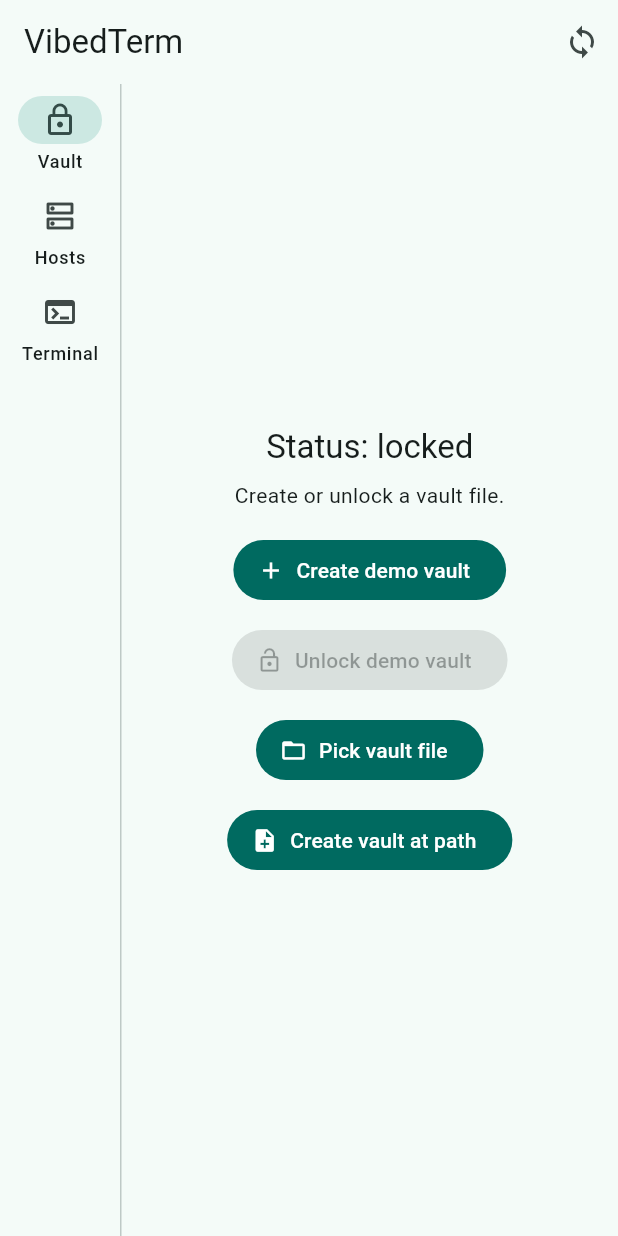
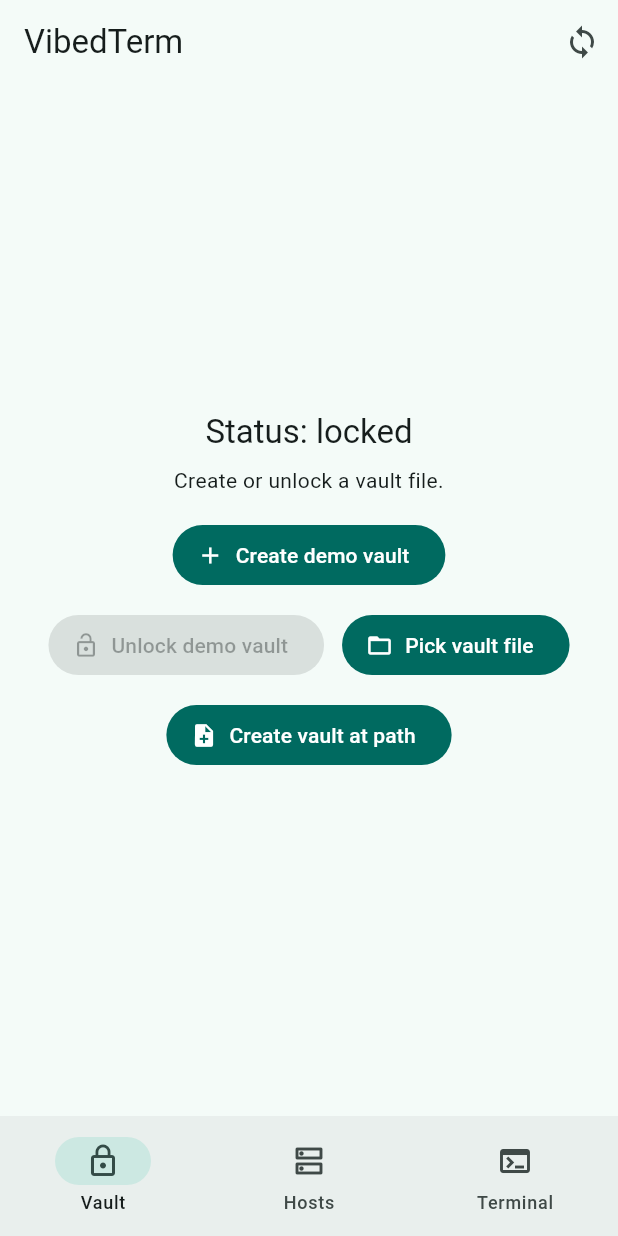
Before and after one commit to sprobst76/vibedterm, a Flutter app: the screen it shows after launch, on a phone screen of 412 x 824 dp. Run offline on Flutter 3.47's test engine with Material 3 defaults, Android fonts, the phone set to English and light mode, and no system bars; our stand-ins replace file_picker, flutter_secure_storage, shared_preferences; missing offline and left inert: cryptography, dartssh2, xterm.

```diff
--- a/apps/ssh_client_app/lib/main.dart
+++ b/apps/ssh_client_app/lib/main.dart
@@ -70,6 +70,7 @@ class _HomeShellState extends State<HomeShell> {
 
   @override
   Widget build(BuildContext context) {
+    final isWide = MediaQuery.of(context).size.width >= 700;
     return ValueListenableBuilder<VaultState>(
       valueListenable: _vaultService.state,
       builder: (context, state, child) {
@@ -91,7 +92,8 @@ class _HomeShellState extends State<HomeShell> {
               ),
             ],
           ),
-          body: Row(
+          body: isWide
+              ? Row(
                   children: [
                     NavigationRail(
                       selectedIndex: _index,
@@ -107,20 +109,37 @@ class _HomeShellState extends State<HomeShell> {
                           .toList(),
                     ),
                     const VerticalDivider(width: 1),
-              Expanded(
-                child: IndexedStack(
+                    Expanded(child: _buildPageStack()),
+                  ],
+                )
+              : _buildPageStack(),
+          bottomNavigationBar: isWide
+              ? null
+              : NavigationBar(
+                  selectedIndex: _index,
+                  onDestinationSelected: _setIndex,
+                  destinations: _pages
+                      .map(
+                        (page) => NavigationDestination(
+                          icon: Icon(page.icon),
+                          label: page.label,
+                        ),
+                      )
+                      .toList(),
+                ),
+        );
+      },
+    );
+  }
+
+  Widget _buildPageStack() {
+    return IndexedStack(
       index: _index,
       children: [
         VaultScreen(service: _vaultService),
         HostsScreen(service: _vaultService),
         TerminalScreen(service: _vaultService),
       ],
-                ),
-              ),
-            ],
-          ),
-        );
-      },
     );
   }
 }
```
Lines whose indentation alone changed are shown as unchanged.
